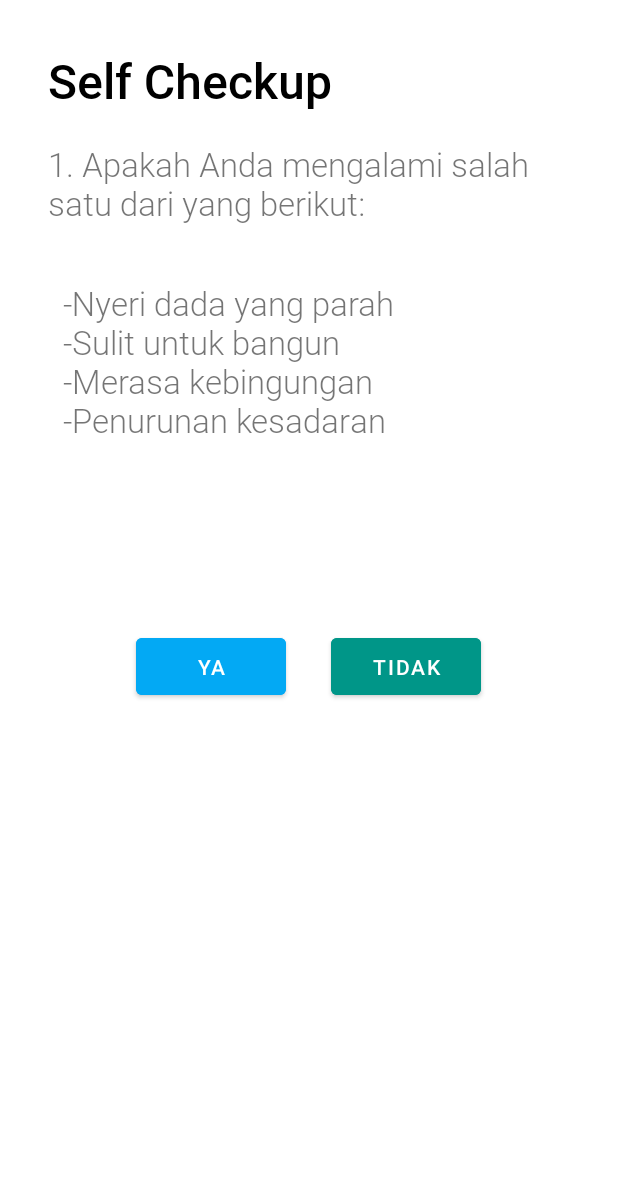
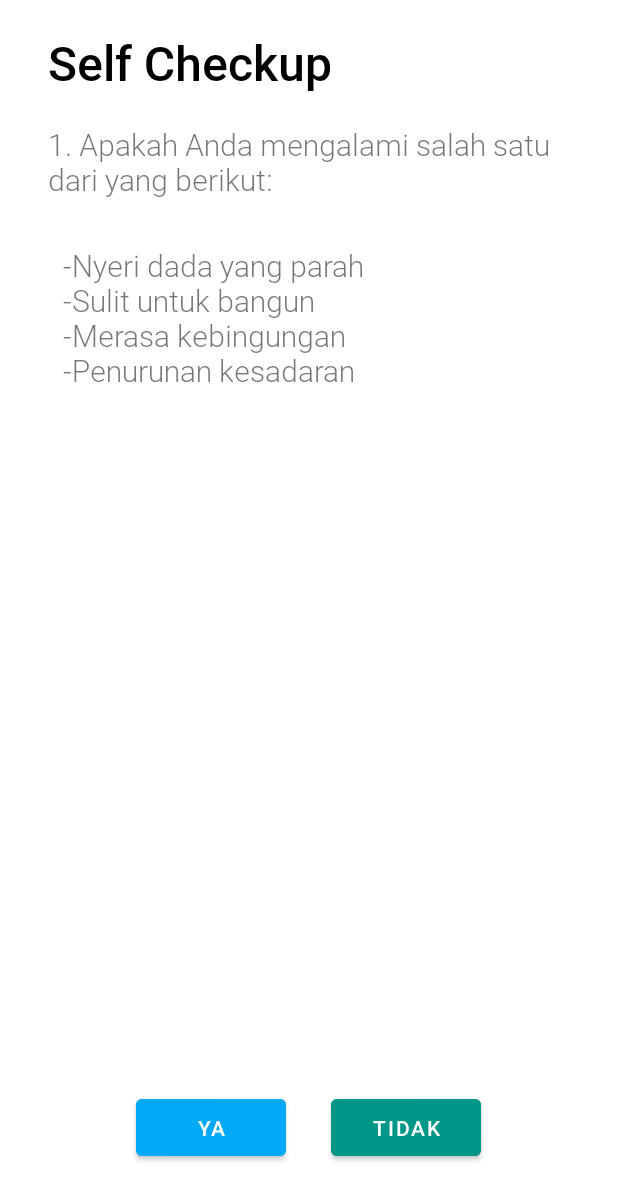
Before and after one commit to razitulikhlas/userCovid, an Android app: the QuestionActivity screen opened directly, with no data from a screen before it, on a phone screen of 412 x 824 dp. Shown: the top 1200 px of the screen. Run offline under Robolectric (Android 15) with nearby library versions, the phone set to English and light mode, and no system bars.

Commit message:
fix layout

```diff
--- a/app/build.gradle
+++ b/app/build.gradle
@@ -6,7 +6,7 @@ android {
 
     defaultConfig {
         applicationId "com.example.usercovid"
-        minSdkVersion 22
+        minSdkVersion 18
         targetSdkVersion 29
         versionCode 1
         versionName "1.0"
--- a/app/src/main/res/layout/activity_question.xml
+++ b/app/src/main/res/layout/activity_question.xml
@@ -6,12 +6,13 @@
     android:layout_width="match_parent"
     android:layout_height="match_parent"
     tools:context=".QuestionActivity">
+
     <TextView
         android:id="@+id/textView"
         android:layout_width="0dp"
         android:layout_height="wrap_content"
         android:layout_marginStart="32dp"
-        android:layout_marginTop="32dp"
+        android:layout_marginTop="20dp"
         android:layout_marginEnd="24dp"
         android:fontFamily="@font/roboto_medium"
         android:text="Self Checkup"
@@ -26,7 +27,7 @@
         android:fontFamily="@font/roboto_light"
         android:id="@+id/tv_question"
         android:layout_width="0dp"
-        android:textSize="22sp"
+        android:textSize="20sp"
         android:layout_height="wrap_content"
         android:layout_marginStart="32dp"
         android:layout_marginTop="19dp"
@@ -37,17 +38,17 @@
         app:layout_constraintTop_toBottomOf="@+id/textView" />
 
     <TextView
-        android:textSize="22sp"
         android:id="@+id/tv_sub_question"
         android:layout_width="match_parent"
         android:layout_height="wrap_content"
         android:layout_marginStart="32dp"
-        android:layout_marginTop="27dp"
+        android:layout_marginTop="20dp"
         android:layout_marginEnd="26dp"
+        android:fontFamily="@font/roboto_light"
         android:padding="10dp"
         android:text="sub topik"
-        android:fontFamily="@font/roboto_light"
         android:textAlignment="textStart"
+        android:textSize="20sp"
         app:layout_constraintEnd_toEndOf="parent"
         app:layout_constraintHorizontal_bias="0.489"
         app:layout_constraintStart_toStartOf="parent"
@@ -57,13 +58,13 @@
         android:layout_width="match_parent"
         android:layout_height="80dp"
         android:layout_marginStart="32dp"
-        android:layout_marginTop="100dp"
         android:layout_marginEnd="32dp"
+        android:layout_marginBottom="32dp"
         android:gravity="center"
+        app:layout_constraintBottom_toBottomOf="parent"
         app:layout_constraintEnd_toEndOf="@+id/tv_sub_question"
         app:layout_constraintHorizontal_bias="0.561"
-        app:layout_constraintStart_toStartOf="@+id/tv_sub_question"
-        app:layout_constraintTop_toBottomOf="@+id/tv_sub_question">
+        app:layout_constraintStart_toStartOf="@+id/tv_sub_question">
 
         <com.google.android.material.button.MaterialButton
             android:id="@+id/btnYes"
@@ -76,9 +77,9 @@
 
         <com.google.android.material.button.MaterialButton
             android:id="@+id/btnNo"
-            android:layout_marginStart="30dp"
             android:layout_width="100dp"
             android:layout_height="50dp"
+            android:layout_marginStart="30dp"
             android:backgroundTint="#009688"
             android:text="@string/tidak"
             tools:layout_editor_absoluteX="40dp"
```
Also changed, not shown: app/src/main/res/layout/activity_danger.xml (+8 -6 lines), app/src/main/res/layout/activity_main.xml (+7 -7 lines), app/src/main/res/layout/activity_result.xml (+7 -7 lines).
